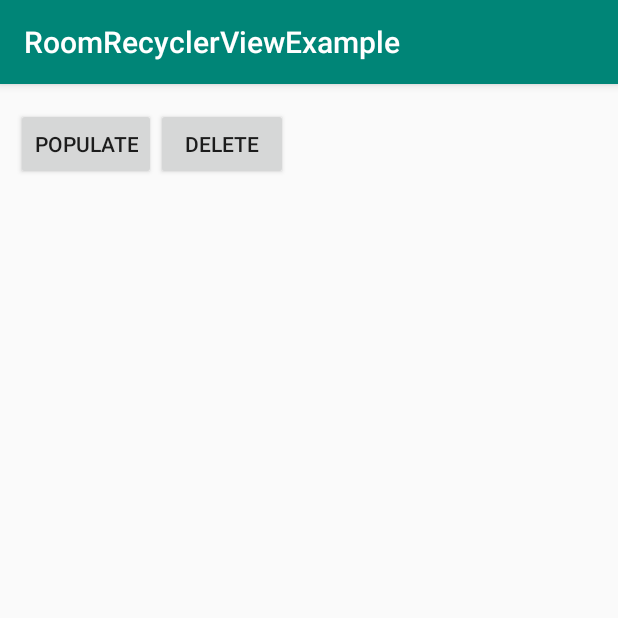
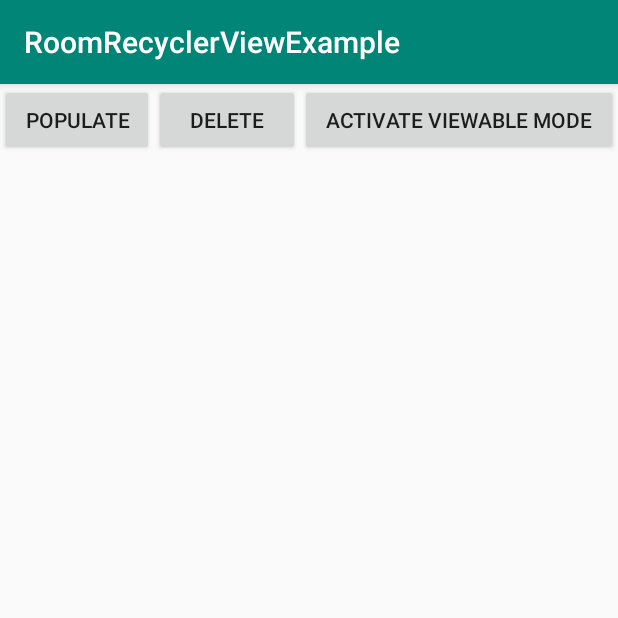
Before and after one commit to HappyPeng2x/RoomRecyclerViewExample, an Android app: the screen it shows after launch (MainActivity), on a phone screen of 412 x 824 dp, the top half of it. Run offline under Robolectric (Android 15) with nearby library versions, the phone set to English and light mode, and no system bars; our stand-ins replace Room's generated code, paging; libraries missing offline, so code that uses them is left out: androidx.paging; 5 statements that could not run were skipped.

Commit message:
Created ViewableLivePagedListBuilder, a variant of LivePagedListBuilder which allows to set the first key and the minimum size to load after invalidation based on information on visible items from the LayoutManager of the RecyclerView

```diff
--- a/app/src/main/java/org/happypeng/roomrecyclerviewexample/MainActivity.java
+++ b/app/src/main/java/org/happypeng/roomrecyclerviewexample/MainActivity.java
@@ -1,8 +1,8 @@
 package org.happypeng.roomrecyclerviewexample;
 
+import androidx.annotation.NonNull;
 import androidx.appcompat.app.AppCompatActivity;
 import androidx.lifecycle.Observer;
-import androidx.paging.LivePagedListBuilder;
 import androidx.paging.PagedList;
 import androidx.recyclerview.widget.LinearLayoutManager;
 import androidx.recyclerview.widget.RecyclerView;
@@ -18,6 +18,11 @@ import org.happypeng.roomrecyclerviewexample.paging.ViewableLivePagedListBuilder
 
 public class MainActivity extends AppCompatActivity {
     private MyDatabase mDB;
+    private boolean mViewableModeActivated;
+    private LinearLayoutManager mLayoutManager;
+    private MyPagedListAdapter mAdapter;
+    private ViewableLivePagedListBuilder<Integer, MyEntry> mViewablePlb;
+    private PagedList.Config mPlConfig;
 
     @Override
     protected void onCreate(Bundle savedInstanceState) {
@@ -30,18 +35,19 @@ public class MainActivity extends AppCompatActivity {
 
         Button populate_b = (Button) findViewById(R.id.dbPopulate);
         Button delete_b = (Button) findViewById(R.id.dbDelete);
+        Button activate_b = (Button) findViewById(R.id.activateViewableMode);
 
         RecyclerView recycler_v = (RecyclerView) findViewById(R.id.recyclerView);
 
-        LinearLayoutManager layout_m = new LinearLayoutManager(this);
-        layout_m.setOrientation(RecyclerView.VERTICAL);
-        recycler_v.setLayoutManager(layout_m);
+        mLayoutManager = new LinearLayoutManager(this);
+        mLayoutManager.setOrientation(RecyclerView.VERTICAL);
+        recycler_v.setLayoutManager(mLayoutManager);
 
-        final MyPagedListAdapter adapter = new MyPagedListAdapter
+         mAdapter = new MyPagedListAdapter
                 (new MyPagedListAdapter.ClickListener() {
                     @Override
                     public void onClick(View aView, final MyEntry aEntry) {
-                        Log.d("LIST_BUILDER", "Clicked entry: " + aEntry.key);
+                        Log.d("TEST_LIST_BUILDER", "Clicked entry: " + aEntry.key);
 
                         new AsyncTask<Void, Void, Void>() {
                             @Override
@@ -58,7 +64,7 @@ public class MainActivity extends AppCompatActivity {
                     }
                 });
 
-        recycler_v.setAdapter(adapter);
+        recycler_v.setAdapter(mAdapter);
 
         populate_b.setOnClickListener(new View.OnClickListener() {
             @Override
@@ -68,7 +74,7 @@ public class MainActivity extends AppCompatActivity {
                     protected Void doInBackground(Void... voids) {
                         mDB.beginTransaction();
 
-                        for (int i = 0; i < 1000; i++) {
+                        for (int i = 0; i < 300; i++) {
                             mDB.getMyDao().insertEntry(new MyEntry(i+1, "INITIAL"));
                         }
 
@@ -96,19 +102,93 @@ public class MainActivity extends AppCompatActivity {
             }
         });
 
-        PagedList.Config plConfig =
+        mPlConfig =
                 new PagedList.Config.Builder().setEnablePlaceholders(false)
-                .setPrefetchDistance(10)
+                .setPrefetchDistance(10).setInitialLoadSizeHint(20)
                 .setPageSize(20).build();
 
-        new ViewableLivePagedListBuilder<>
-                (mDB.getMyDao().getAllPaged(), plConfig)
-                .build()
+        mViewablePlb =
+                new ViewableLivePagedListBuilder<>
+                (mDB.getMyDao().getAllPaged(), mPlConfig);
+
+        mViewablePlb.setBoundaryCallback(new PagedList.BoundaryCallback<MyEntry>() {
+            @Override
+            public void onItemAtEndLoaded(@NonNull MyEntry itemAtEnd) {
+                new AsyncTask<Void, Void, Void>() {
+                    @Override
+                    protected Void doInBackground(Void... voids) {
+                        int maxKey = mDB.getMyDao().getMax();
+
+                        mDB.beginTransaction();
+
+                        for (int i = 0; i < 100; i++) {
+                            mDB.getMyDao().insertEntry(new MyEntry(maxKey+i+1, "INITIAL"));
+                        }
+
+                        mDB.setTransactionSuccessful();
+                        mDB.endTransaction();
+
+                        return null;
+                    }
+                }.execute();
+            }
+        });
+
+        mViewableModeActivated = false;
+
+        Log.d("TEST_LIST_BUILDER", "Viewable mode: " + mViewableModeActivated);
+
+        activate_b.setOnClickListener(new View.OnClickListener() {
+            @Override
+            public void onClick(View v) {
+                mViewableModeActivated = !mViewableModeActivated;
+
+                Log.d("TEST_LIST_BUILDER", "Viewable mode: " + mViewableModeActivated);
+
+                setVisibleRange();
+            }
+        });
+
+        recycler_v.addOnScrollListener(new RecyclerView.OnScrollListener() {
+            @Override
+            public void onScrollStateChanged(@NonNull RecyclerView recyclerView, int newState) {
+                super.onScrollStateChanged(recyclerView, newState);
+
+                setVisibleRange();
+            }
+
+            @Override
+            public void onScrolled(@NonNull RecyclerView recyclerView, int dx, int dy) {
+                super.onScrolled(recyclerView, dx, dy);
+
+                setVisibleRange();
+            }
+        });
+
+        mViewablePlb.build()
                 .observe(this, new Observer<PagedList<MyEntry>>() {
                     @Override
                     public void onChanged(PagedList<MyEntry> myList) {
-                        adapter.submitList(myList);
+                        mAdapter.submitList(myList);
                     }
                 });
     }
+
+    private void setVisibleRange() {
+        int firstVisiblePosition = mLayoutManager.findFirstVisibleItemPosition();
+        int lastVisiblePosition = mLayoutManager.findLastVisibleItemPosition();
+
+        Log.d("TEST_SCROLL_POSITION", "Visible position range: " + firstVisiblePosition + " for " + (lastVisiblePosition - firstVisiblePosition) + " items");
+
+        if (mViewableModeActivated) {
+            int firstKeyToLoad = mAdapter.getItemKey(Math.max(0, firstVisiblePosition - mPlConfig.pageSize));
+            int loadMinSize = 2 * mPlConfig.pageSize + lastVisiblePosition - firstVisiblePosition;
+
+            Log.d("TEST_SCROLL_POSITION", "Target loading key range: " + firstKeyToLoad + " for " + loadMinSize + " items");
+
+            mViewablePlb.setLoadRange(firstKeyToLoad, loadMinSize);
+        } else {
+            mViewablePlb.setLoadRange(null, 0);
+        }
+    }
 }
--- a/app/src/main/java/org/happypeng/roomrecyclerviewexample/MyDao.java
+++ b/app/src/main/java/org/happypeng/roomrecyclerviewexample/MyDao.java
@@ -27,4 +27,7 @@ public interface MyDao {
 
     @Update
     void update(MyEntry aEntry);
+
+    @Query("SELECT MAX(`key`) FROM MyEntry")
+    int getMax();
 }
--- a/app/src/main/java/org/happypeng/roomrecyclerviewexample/MyPagedListAdapter.java
+++ b/app/src/main/java/org/happypeng/roomrecyclerviewexample/MyPagedListAdapter.java
@@ -30,6 +30,12 @@ public class MyPagedListAdapter extends PagedListAdapter<MyEntry, MyPagedListAda
         LayoutInflater layoutInflater = LayoutInflater.from(parent.getContext());
         View view = layoutInflater.inflate(R.layout.card_view, parent, false);
         return new MyViewHolder(view, m_clickListener);
+    }
+
+    public int getItemKey(int aPosition) {
+        MyEntry entry = getItem(aPosition);
+
+        return (entry == null) ? 0 : entry.key;
     }
 
     @Override
--- a/app/src/main/res/layout/activity_main.xml
+++ b/app/src/main/res/layout/activity_main.xml
@@ -1,45 +1,37 @@
 <?xml version="1.0" encoding="utf-8"?>
-<androidx.constraintlayout.widget.ConstraintLayout xmlns:android="http://schemas.android.com/apk/res/android"
-    xmlns:app="http://schemas.android.com/apk/res-auto"
-    xmlns:tools="http://schemas.android.com/tools"
+<LinearLayout xmlns:android="http://schemas.android.com/apk/res/android"
+    android:orientation="vertical" android:layout_width="match_parent"
+    android:layout_height="match_parent">
+
+    <LinearLayout
         android:layout_width="match_parent"
-    android:layout_height="match_parent"
-    tools:context=".MainActivity">
+        android:layout_height="wrap_content"
+        android:orientation="horizontal">
 
         <Button
             android:id="@+id/dbPopulate"
             android:layout_width="wrap_content"
             android:layout_height="wrap_content"
-        android:layout_marginTop="16dp"
-        android:text="Populate"
-        app:layout_constraintEnd_toStartOf="@+id/dbDelete"
-        app:layout_constraintTop_toTopOf="parent" />
+            android:layout_weight="1"
+            android:text="Populate" />
 
         <Button
             android:id="@+id/dbDelete"
             android:layout_width="wrap_content"
             android:layout_height="wrap_content"
-        android:layout_marginStart="104dp"
-        android:layout_marginLeft="104dp"
-        android:text="Delete"
-        app:layout_constraintBaseline_toBaselineOf="@+id/dbPopulate"
-        app:layout_constraintStart_toStartOf="parent" />
+            android:layout_weight="1"
+            android:text="Delete" />
+
+        <Button
+            android:id="@+id/activateViewableMode"
+            android:layout_width="wrap_content"
+            android:layout_height="wrap_content"
+            android:layout_weight="1"
+            android:text="Activate Viewable Mode" />
+    </LinearLayout>
 
     <androidx.recyclerview.widget.RecyclerView
         android:id="@+id/recyclerView"
-        android:layout_width="368dp"
-        android:layout_height="0dp"
-        android:layout_marginTop="8dp"
-        android:layout_marginBottom="8dp"
-        app:layout_constraintBottom_toBottomOf="parent"
-        app:layout_constraintEnd_toEndOf="@+id/dbDelete"
-        app:layout_constraintStart_toEndOf="@+id/dbDelete"
-        app:layout_constraintTop_toBottomOf="@+id/dbPopulate" />
-
-    <androidx.constraintlayout.widget.Guideline
-        android:id="@+id/guideline2"
-        android:layout_width="wrap_content"
-        android:layout_height="wrap_content"
-        android:orientation="vertical"
-        app:layout_constraintGuide_begin="20dp" />
-</androidx.constraintlayout.widget.ConstraintLayout>
+        android:layout_width="match_parent"
+        android:layout_height="match_parent" />
+</LinearLayout>
```
Also changed, not shown: app/src/main/java/org/happypeng/roomrecyclerviewexample/paging/ViewableLivePagedListBuilder.java (+53 -4 lines). Lines whose indentation alone changed are shown as unchanged.
